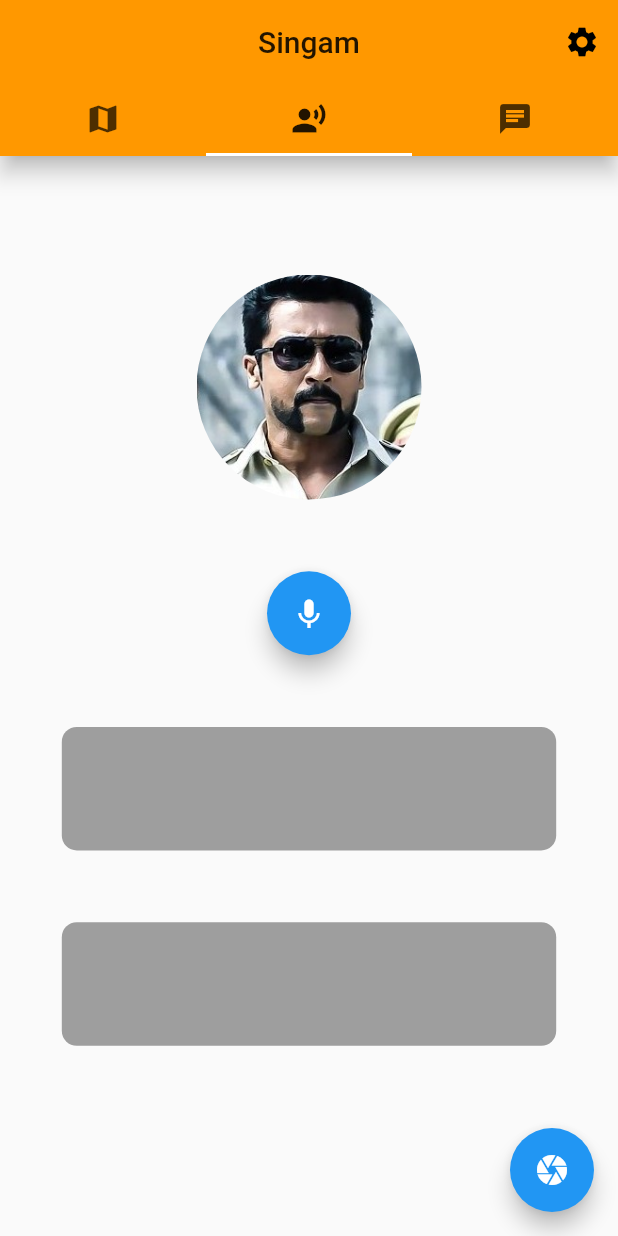
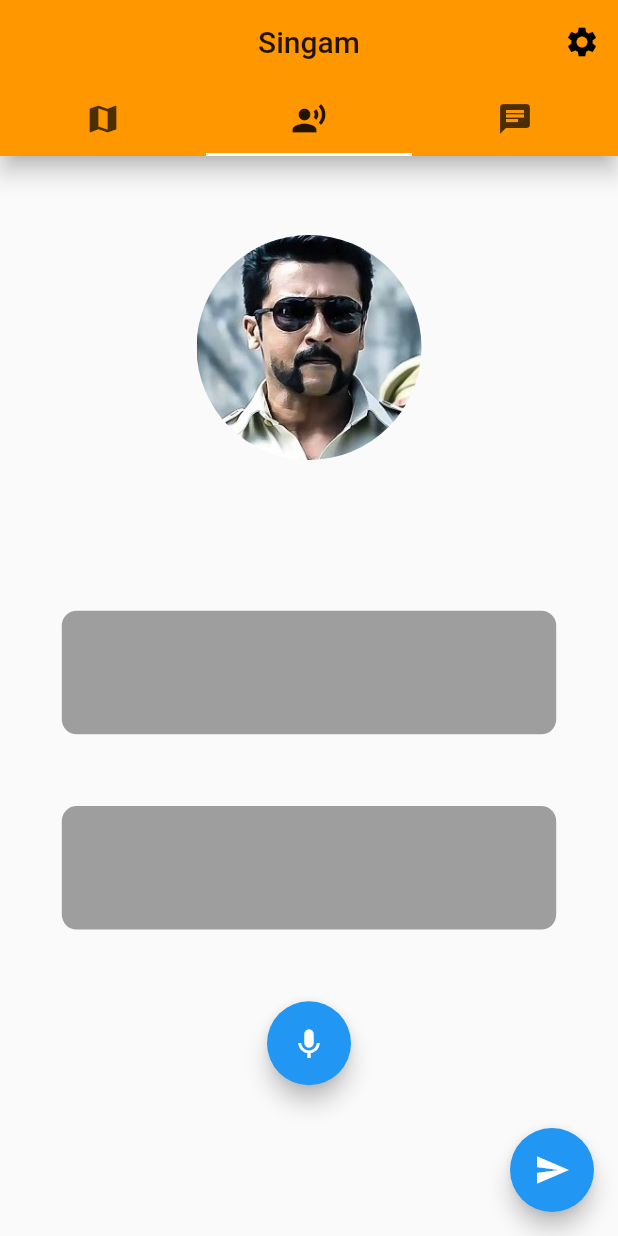
Before and after one commit to karthik540/Police_Survillence_Assistant, a Flutter app: the screen it shows after launch, on a phone screen of 412 x 824 dp. Run offline on Flutter 3.47's test engine with Material 2 defaults, Android fonts, the phone set to English and light mode, and no system bars; our stand-ins replace dio, flutter_tts, google_maps_flutter, permission_handler; missing offline and left inert: speech_recognition.

Commit message:
Added alternate input method

```diff
--- a/sih_police_app/lib/screens/mainTabBar.dart
+++ b/sih_police_app/lib/screens/mainTabBar.dart
@@ -7,35 +7,36 @@ import 'textChatView/textChat.dart';
 import 'voiceChatView/voiceChat.dart';
 import 'package:sih_policebot/globals.dart' as globals;
 
-class MainTabBar extends StatefulWidget{
+class MainTabBar extends StatefulWidget {
   @override
   _MainTabBarState createState() => _MainTabBarState();
 }
 
-class _MainTabBarState extends State<MainTabBar> with SingleTickerProviderStateMixin{
+class _MainTabBarState extends State<MainTabBar>
+    with SingleTickerProviderStateMixin {
   TabController _controller;
   String _ip = "172.16.40.230";
-  bool _isGranted = false;
+  bool _voiceInput = true;
+  //bool _isGranted = false;
   //List<Map<String, String>> {[{"Chennai": "10:20"}, {"Chennai": "10:20"}, {"Chennai": "10:20"}]};
   //static final _voiceChatKey = new GlobalKey<_voiceChatKeyState>();
   //var l = [{"location":"Chennai","time":"10:20"}, {"location":"Delhi","time":"10:20"}, {"location":"Mumbai","time":"10:20"}];
 
   @override
-  void initState(){
+  void initState() {
     super.initState();
-    _controller = TabController(
-      length: 3,
-      vsync: this,
-      initialIndex: 1
-    )..addListener(() => setState(() => {}));
+    _controller = TabController(length: 3, vsync: this, initialIndex: 1)
+      ..addListener(() => setState(() => {}));
   }
+
   @override
-  void dispose(){
+  void dispose() {
     _controller.dispose();
     //_textController.dispose();
     super.dispose();
   }
-  void setIp(BuildContext context) async{
+
+  void setIp(BuildContext context) async {
     final TextEditingController controller = TextEditingController();
     await showDialog(
         context: context,
@@ -62,12 +63,11 @@ class _MainTabBarState extends State<MainTabBar> with SingleTickerProviderStateM
                   },
                 )
               ],
-        elevation:  24.0,
-      )
-    );
+              elevation: 24.0,
+            ));
     //controller.dispose();
   }
-  Future<void> getPermission() async{
+  /*Future<void> getPermission() async{
     final PermissionHandler permissionHandler = new PermissionHandler();
     var status = await permissionHandler.checkPermissionStatus(PermissionGroup.camera);
     if(status != PermissionStatus.granted){
@@ -81,9 +81,10 @@ class _MainTabBarState extends State<MainTabBar> with SingleTickerProviderStateM
 
     //var image = await ImagePicker.pickImage(source: ImageSource.camera);
     //print(image);
-  }
+  }*/
+
   @override
-  Widget build(BuildContext context){
+  Widget build(BuildContext context) {
     return DefaultTabController(
       length: 3,
       initialIndex: 1,
@@ -103,7 +104,7 @@ class _MainTabBarState extends State<MainTabBar> with SingleTickerProviderStateM
           actions: <Widget>[
             IconButton(
               icon: Icon(Icons.settings),
-              onPressed: (){
+              onPressed: () {
                 setIp(context);
               },
             )
@@ -114,18 +115,23 @@ class _MainTabBarState extends State<MainTabBar> with SingleTickerProviderStateM
           physics: NeverScrollableScrollPhysics(),
           children: <Widget>[
             MapScreen(),
-            VoiceChatScreen(ip: _ip),
+            VoiceChatScreen(ip: _ip, voiceInput: _voiceInput),
             TextChatScreen()
           ],
         ),
-        floatingActionButton: _controller.index == 1 ? ImageTranslator(translate: translateImage) : null,
+        //floatingActionButton: _controller.index == 1 ? ImageTranslator(translate: translateImage) : null,
+        floatingActionButton: FloatingActionButton(
+          onPressed: () => setState(() => _voiceInput = !_voiceInput),
+          tooltip: "Change input mode",
+          child: Icon(_voiceInput ? Icons.send : Icons.keyboard_voice),
+        ),
         resizeToAvoidBottomPadding: false,
       ),
     );
   }
 }
 
-class ImageTranslator extends StatelessWidget {
+/*class ImageTranslator extends StatelessWidget {
   final Function translate;
   ImageTranslator({this.translate});
   @override
@@ -136,4 +142,4 @@ class ImageTranslator extends StatelessWidget {
       child: Icon(Icons.camera)
     );
   }
-}
+}*/
--- a/sih_police_app/lib/screens/voiceChatView/textSection.dart
+++ b/sih_police_app/lib/screens/voiceChatView/textSection.dart
@@ -1,28 +1,18 @@
 import 'package:flutter/material.dart';
 
-class TextSection extends StatelessWidget{
-  final String text;
+class TextSection extends StatelessWidget {
+  final Widget widget;
 
-  TextSection(this.text);
+  TextSection(this.widget);
 
   @override
   Widget build(BuildContext context) {
     return Container(
       width: MediaQuery.of(context).size.width * 0.8,
       height: MediaQuery.of(context).size.height * 0.1,
-      child: Center(
-        child: Text(
-          text,
-          style: TextStyle(
-            fontSize: 18
-          ),
-        )
-      ),
+      child: Center(child: widget),
       decoration: BoxDecoration(
-        color: Colors.grey,
-        borderRadius: BorderRadius.circular(10.0)
-      ),
+          color: Colors.grey, borderRadius: BorderRadius.circular(10.0)),
     );
   }
-
 }
--- a/sih_police_app/lib/screens/voiceChatView/voiceChat.dart
+++ b/sih_police_app/lib/screens/voiceChatView/voiceChat.dart
@@ -2,41 +2,46 @@ import 'package:flutter/material.dart';
 import 'package:permission_handler/permission_handler.dart';
 import 'voiceIO.dart';
 
-class VoiceChatScreen extends StatefulWidget{
+class VoiceChatScreen extends StatefulWidget {
   final String ip;
-  VoiceChatScreen({@required this.ip});
+  final bool voiceInput;
+  VoiceChatScreen({@required this.ip, @required this.voiceInput});
   @override
   _VoiceChatScreenState createState() => _VoiceChatScreenState();
 }
 
 class _VoiceChatScreenState extends State<VoiceChatScreen> {
-
   bool _permissionGranted = false;
 
   @override
-  void initState(){
+  void initState() {
     super.initState();
     getRequiredPermission();
   }
 
-  void getRequiredPermission() async{
+  void getRequiredPermission() async {
     final PermissionHandler permissionHandler = new PermissionHandler();
-    var res = await permissionHandler.requestPermissions([PermissionGroup.microphone]);
-    if(res[PermissionGroup.microphone] == PermissionStatus.granted)
+    var res = await permissionHandler
+        .requestPermissions([PermissionGroup.microphone]);
+    if (res[PermissionGroup.microphone] == PermissionStatus.granted)
       setState(() => _permissionGranted = true);
   }
 
   @override
-  Widget build(BuildContext context){
-    return _permissionGranted ? voiceChat(context, this.widget.ip) : grantPermission(getRequiredPermission);
+  Widget build(BuildContext context) {
+    return _permissionGranted
+        ? voiceChat(context, this.widget.ip, this.widget.voiceInput)
+        : grantPermission(getRequiredPermission);
   }
 }
 
-Widget voiceChat(BuildContext context, String ip){
+Widget voiceChat(BuildContext context, String ip, bool voiceInput) {
   return ConstrainedBox(
-      constraints: BoxConstraints(maxHeight: MediaQuery.of(context).size.height),
+      constraints: BoxConstraints(
+        maxHeight: MediaQuery.of(context).size.height,
+      ),
       child: Column(
-        mainAxisAlignment: MainAxisAlignment.center,
+        mainAxisAlignment: MainAxisAlignment.spaceEvenly,
         children: <Widget>[
           Container(
               width: 150,
@@ -45,28 +50,26 @@ Widget voiceChat(BuildContext context, String ip){
                   shape: BoxShape.circle,
                   image: DecorationImage(
                       fit: BoxFit.cover,
-                  image: AssetImage("assets/durai_singam_crp.jpg")
-                )
-            )
-          ),
-          VoiceIO(ip: ip)
+                      image: AssetImage("assets/durai_singam_crp.jpg")))),
+          VoiceIO(ip: ip, voiceInput: voiceInput)
         ],
-      )
-    );
+      ));
   //), physics: AlwaysScrollableScrollPhysics(),);
 }
 
-Widget grantPermission(Function getRequiredPermission){
+Widget grantPermission(Function getRequiredPermission) {
   return Container(
     color: Colors.black,
     child: Center(
         child: RaisedButton(
-        child: Text("Grant Microphone Permission", style: TextStyle(fontSize: 20),),
+      child: Text(
+        "Grant Microphone Permission",
+        style: TextStyle(fontSize: 20),
+      ),
       color: Colors.red,
       textColor: Colors.black,
       splashColor: Colors.green,
       onPressed: getRequiredPermission,
-      )
-    ),
+    )),
   );
 }
--- a/sih_police_app/lib/screens/voiceChatView/voiceIO.dart
+++ b/sih_police_app/lib/screens/voiceChatView/voiceIO.dart
@@ -8,9 +8,10 @@ import 'package:http/http.dart' as http;
 import 'textSection.dart';
 import 'package:sih_policebot/globals.dart' as globals;
 
-class VoiceIO extends StatefulWidget{
+class VoiceIO extends StatefulWidget {
   final String ip;
-  VoiceIO({@required this.ip});
+  final bool voiceInput;
+  VoiceIO({@required this.ip, @required this.voiceInput});
   @override
   _VoiceIOState createState() => _VoiceIOState();
 }
@@ -28,57 +29,71 @@ class _VoiceIOState extends State<VoiceIO> {
   String _resultText = "";
 
   @override
-  void initState(){
+  void initState() {
     super.initState();
     initialize();
   }
 
-  void initialize(){
+  void initialize() {
+    if (this.widget.voiceInput) {
       _speechRecognition = SpeechRecognition();
-    _speechRecognition.setAvailabilityHandler((bool status) => setState(() => _isAvailable = status));
-    _speechRecognition.setRecognitionStartedHandler(() => setState((){
-      _requested = false; _isListening = true; _inputText = ""; _resultText = "";
+      _speechRecognition.setAvailabilityHandler(
+          (bool status) => setState(() => _isAvailable = status));
+      _speechRecognition.setRecognitionStartedHandler(() => setState(() {
+            _requested = false;
+            _isListening = true;
+            _inputText = "";
+            _resultText = "";
           }));
 
-    _speechRecognition.setRecognitionResultHandler((String result){
+      _speechRecognition.setRecognitionResultHandler((String result) {
         setState(() => _inputText = result);
       });
 
-    _speechRecognition.setRecognitionCompleteHandler(() async{
+      _speechRecognition.setRecognitionCompleteHandler(() async {
         setState(() => _isListening = false);
         print(_inputText);
-      if(!_requested && !_isSpeaking) { await makeRequest();}
+        if (!_requested && !_isSpeaking) {
+          await makeRequest(_inputText);
+        }
       });
       //_speechRecognition.noSuchMethod(invocation)
-    _speechRecognition.activate().then((status) => setState(() => _isAvailable = status));
+      _speechRecognition
+          .activate()
+          .then((status) => setState(() => _isAvailable = status));
+    }
+
     _flutterTts = FlutterTts();
     _flutterTts.setStartHandler(() => setState(() => _isSpeaking = true));
-    _flutterTts.setCompletionHandler(() => setState(() {_isSpeaking = false;}));
-    _flutterTts.setErrorHandler((err) => showErrorMessage("TTS: " + err.toString()));
+    _flutterTts.setCompletionHandler(() => setState(() {
+          _isSpeaking = false;
+        }));
+    _flutterTts
+        .setErrorHandler((err) => showErrorMessage("TTS: " + err.toString()));
     //_translator = GoogleTranslator();
   }
 
-  Future<void> makeRequest() async {
+  Future<void> makeRequest(String msg) async {
     print("Making req");
 
-    try{
-      print("x" + _inputText + "x");
+    try {
+      print("x" + msg + "x");
       //_translator.translate(_inputText, from: "hi", to: "en").then((res) => print(res));
-      if(_inputText.contains(" ")){
-        if(!_requested)
-          setState(() => _requested = true);
+      /*if (msg.contains(" ")) {
+        if (!_requested) setState(() => _requested = true);
         //if(_inputText.contains("scene"))
         //onResponse("Analyzing");
         //globals.locations = [{"location":"Chennai","time":"10:21"}, {"location":"Delhi","time":"10:20"}, {"location":"Mumbai","time":"10:20"}];
-        http.post("http://" + this.widget.ip + ":5000/botResponse", body: {"utext": _inputText}).then((http.Response res){
-          if(res.statusCode == 200){
-            if(_inputText.contains("track")){
+        http.post("http://" + this.widget.ip + ":5000/botResponse",
+            body: {"utext": _inputText}).then((http.Response res) {
+          if (res.statusCode == 200) {
+            if (msg.contains("track")) {
               globals.suspect = _inputText.split(" ")[1];
               setLocations(jsonDecode(res.body)["response"]);
               onResponse("Locations fetched!");
-            }else
+            } else
               onResponse(jsonDecode(res.body)["response"]);
-          }else if(res.statusCode != 500){
+          } else if (res.statusCode != 500) {
             showErrorMessage("Status code: " + res.statusCode.toString());
           }
           setState(() => _requested = false);
@@ -86,20 +101,18 @@ class _VoiceIOState extends State<VoiceIO> {
         });
         //setState(() => _requested = false);
         //}
-      }
-    }catch(err){
+      }*/
+    } catch (err) {
       setState(() => _requested = false);
       showErrorMessage(err.toString());
     }
   }
-  void setLocations(String res){
+
+  void setLocations(String res) {
     var lm = List<Map<String, String>>();
     var lists = jsonDecode(res);
-    for(var l in lists){
-      Map<String, String> m = {
-        "location": l["location"],
-        "time": l["time"]
-      };
+    for (var l in lists) {
+      Map<String, String> m = {"location": l["location"], "time": l["time"]};
       print(l["location"] + l["time"]);
       lm.add(m);
     }
@@ -110,48 +123,81 @@ class _VoiceIOState extends State<VoiceIO> {
     lm.add(m1);
     globals.locations = lm;
   }
+
   Future onResponse(String response) async {
     setState(() => _resultText = response);
     await _flutterTts.speak(_resultText);
   }
+
   Future stopReading() async {
     await _flutterTts.stop();
     setState(() => _isSpeaking = false);
   }
-  void showErrorMessage(String message){
+
+  void showErrorMessage(String message) {
     showDialog(
         context: _context,
         builder: (_) => AlertDialog(
               title: Text("Error"),
               content: Text(message),
               elevation: 24.0,
-      )
-    );
+            ));
   }
 
   @override
   Widget build(BuildContext context) {
     _context = context;
     return ConstrainedBox(
-      constraints: BoxConstraints(
-        minHeight: MediaQuery.of(context).size.height * 0.5
-      ),
+        constraints:
+            BoxConstraints(minHeight: MediaQuery.of(context).size.height * 0.5),
         child: Column(
           mainAxisAlignment: MainAxisAlignment.spaceEvenly,
           crossAxisAlignment: CrossAxisAlignment.center,
           children: <Widget>[
-          FloatingActionButton(
-            child: Icon(_isListening ? Icons.hearing : _isSpeaking ? Icons.stop : Icons.keyboard_voice),
-            backgroundColor: _isListening ? Colors.green : _isSpeaking ? Colors.red : Colors.blue,
+            this.widget.voiceInput
+                ? TextSection(Text(
+                    _inputText,
+                    style: TextStyle(fontSize: 18),
+                  ))
+                : TextSection(
+                    Padding(
+                      padding: EdgeInsets.all(20),
+                      child: TextField(
+                        //controller: controller,
+                        onChanged: (text) => setState(() => _inputText = text),
+                        decoration: InputDecoration(
+                          hintText: "Enter a message",
+                        ),
+                        style: TextStyle(fontSize: 18),
+                      ),
+                    ),
+                  ),
+            TextSection(Text(
+              _resultText,
+              style: TextStyle(fontSize: 18),
+            )),
+            this.widget.voiceInput
+                ? FloatingActionButton(
+                    child: Icon(_isListening
+                        ? Icons.hearing
+                        : _isSpeaking ? Icons.stop : Icons.keyboard_voice),
+                    backgroundColor: _isListening
+                        ? Colors.green
+                        : _isSpeaking ? Colors.red : Colors.blue,
                     onPressed: () {
-              if(_isSpeaking) stopReading();
-              else if(_isAvailable && !_isListening) _speechRecognition.listen(locale: "en_IN").then((result) => print("Result: " + result));
+                      if (_isSpeaking)
+                        stopReading();
+                      else if (_isAvailable && !_isListening)
+                        _speechRecognition
+                            .listen(locale: "en_IN")
+                            .then((result) => print("Result: " + result));
                     },
+                  )
+                : FloatingActionButton(
+                    onPressed: () => makeRequest(_inputText),
+                    child: Icon(Icons.send),
                   ),
-          TextSection(_inputText),
-          TextSection(_resultText),
           ],
-      )
-    );
+        ));
   }
 }
```
Lines whose indentation alone changed are shown as unchanged.
